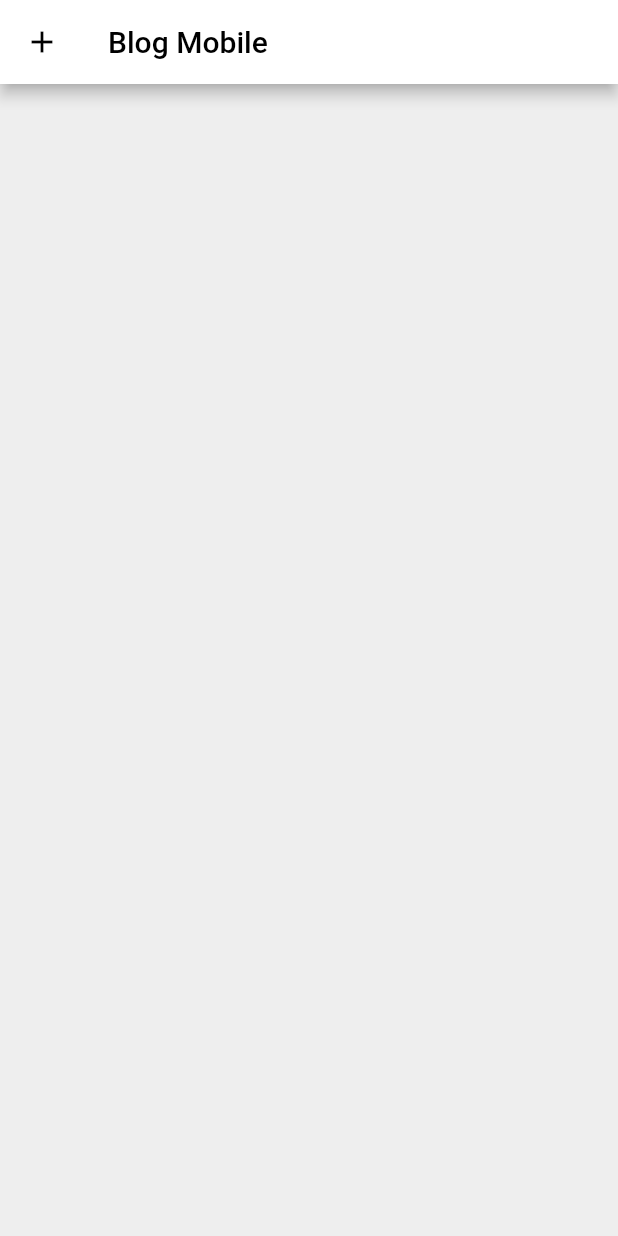
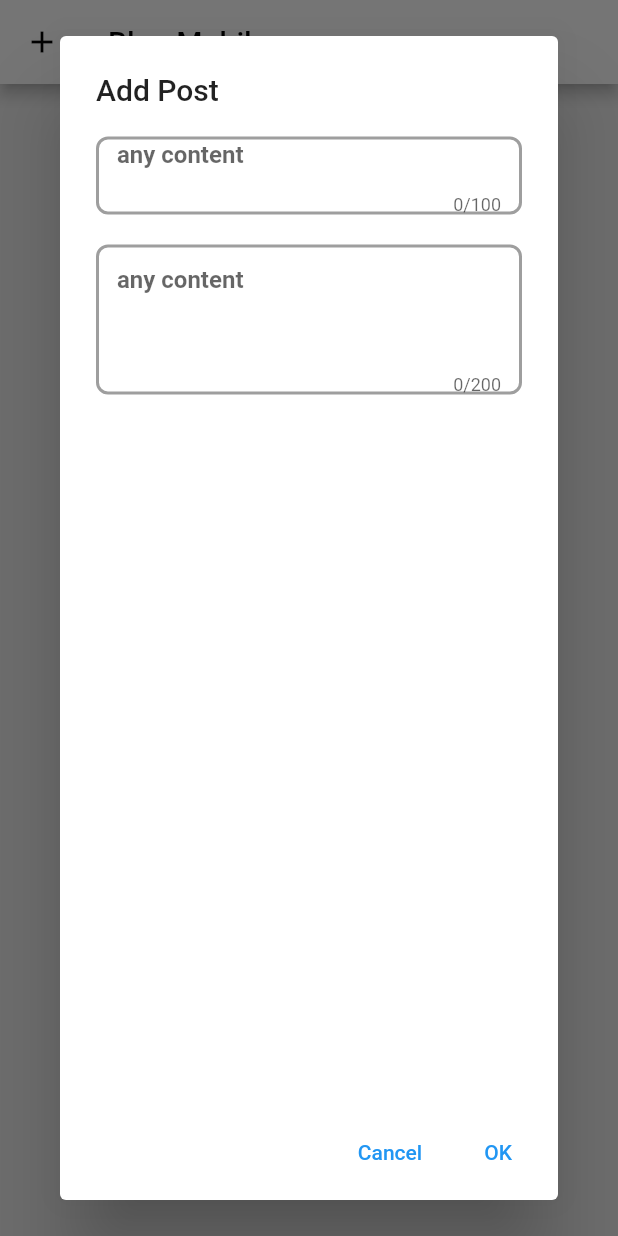
Before and after one commit to Amarin-AMR/blog_mobile, a Flutter app: the BlogPage screen opened directly, after a tap on the "add" icon, on a phone screen of 412 x 824 dp. Run offline on Flutter 3.47's test engine with Material 2 defaults, Android fonts, the phone set to English and light mode, and no system bars; our stand-ins replace dio, jwt_decoder, shared_preferences; accounts and stored records are empty; generated files the repository leaves out were written again; network calls fail.

Commit message:
make add post success

```diff
--- a/lib/main.dart
+++ b/lib/main.dart
@@ -25,7 +25,7 @@ class MyApp extends StatelessWidget {
         ),
         ChangeNotifierProvider(
           create: (_) => RegisViewModel(context: context),
-        )
+        ),
       ],
       child: MaterialApp(
         title: 'Flutter Demo',
--- a/lib/views/blog_page/screen.dart
+++ b/lib/views/blog_page/screen.dart
@@ -11,8 +11,133 @@ class BlogPage extends StatefulWidget {
 }
 
 class _BlogPageState extends State<BlogPage> {
+  Widget _addbutton(
+    BuildContext context, {
+    required BlogViewModel model,
+    required TextEditingController? titlecontroller,
+    required TextEditingController? contentcontroller,
+  }) {
+    return IconButton(
+      onPressed: () {
+        _dialogAddPost(
+          context,
+          model: model,
+          titlecontroller: titlecontroller,
+          contentcontroller: contentcontroller,
+        );
+      },
+      icon: const Icon(
+        Icons.add,
+        color: Colors.black,
+      ),
+    );
+  }
+
+  Future<String?> _dialogAddPost(
+    BuildContext context, {
+    required BlogViewModel model,
+    required TextEditingController? titlecontroller,
+    required TextEditingController? contentcontroller,
+  }) {
+    return showDialog<String>(
+      context: context,
+      builder: (BuildContext context) => AlertDialog(
+        title: const Text('Add Post'),
+        content: SizedBox(
+          width: 400,
+          child: Column(
+            children: [
+              _titlebox(model: model, titlecontroller: titlecontroller),
+              const SizedBox(
+                height: 20,
+              ),
+              _contentbox(model: model, contentcontroller: contentcontroller),
+            ],
+          ),
+        ),
+        actions: <Widget>[
+          TextButton(
+            onPressed: () => Navigator.pop(context, 'Cancel'),
+            child: const Text('Cancel'),
+          ),
+          TextButton(
+            onPressed: () {
+              model.addPost(model.title, model.content);
+
+              Navigator.pop(context, 'OK');
+            },
+            child: const Text('OK'),
+          ),
+        ],
+      ),
+    );
+  }
+
+  Widget _contentbox({
+    required BlogViewModel model,
+    required TextEditingController? contentcontroller,
+  }) {
+    return Container(
+      decoration: BoxDecoration(
+        border: Border.all(color: Colors.grey, width: 2.0),
+        borderRadius: const BorderRadius.all(
+          Radius.circular(8),
+        ),
+      ),
+      height: 100,
+      child: TextFormField(
+        keyboardType: TextInputType.multiline,
+        onChanged: (value) {
+          model.content = value;
+        },
+        decoration: const InputDecoration(
+          hintText: 'any content',
+          contentPadding: EdgeInsets.all(12),
+          border: InputBorder.none,
+        ),
+        cursorColor: Colors.black,
+        maxLines: 4,
+        maxLength: 200,
+        style: const TextStyle(
+            color: Color(0xff0166ff), fontWeight: FontWeight.bold),
+      ),
+    );
+  }
+
+  Widget _titlebox({
+    required BlogViewModel model,
+    required TextEditingController? titlecontroller,
+  }) {
+    return Container(
+      decoration: BoxDecoration(
+        border: Border.all(color: Colors.grey, width: 2.0),
+        borderRadius: const BorderRadius.all(
+          Radius.circular(8),
+        ),
+      ),
+      height: 52,
+      child: TextFormField(
+        onChanged: (value) {
+          model.title = value;
+        },
+        decoration: const InputDecoration(
+          hintText: 'any content',
+          contentPadding: EdgeInsets.all(12),
+          border: InputBorder.none,
+        ),
+        cursorColor: Colors.black,
+        maxLines: 1,
+        maxLength: 100,
+        style: const TextStyle(
+            color: Color(0xff0166ff), fontWeight: FontWeight.bold),
+      ),
+    );
+  }
+
   @override
   Widget build(BuildContext context) {
+    TextEditingController? titlecontroller;
+    TextEditingController? contentcontroller;
     return BaseScreen(
       initModel: (model) async {
         await model.postData();
@@ -21,12 +146,11 @@ class _BlogPageState extends State<BlogPage> {
         return Scaffold(
           backgroundColor: Colors.grey[200],
           appBar: AppBar(
-            leading: IconButton(
-              onPressed: () {},
-              icon: const Icon(
-                Icons.add,
-                color: Colors.black,
-              ),
+            leading: _addbutton(
+              context,
+              model: model,
+              titlecontroller: titlecontroller,
+              contentcontroller: contentcontroller,
             ),
             title: const Text(
               'Blog Mobile',
--- a/lib/views/blog_page/viewmodel.dart
+++ b/lib/views/blog_page/viewmodel.dart
@@ -11,20 +11,45 @@ class BlogViewModel extends BaseViewModel {
 
   BlogViewModel({required BuildContext context});
 
-  final String _token = '';
+  String _title = '';
+
+  String _content = '';
 
   List<PostModel>? _listPost;
 
   List<PostModel>? get listPost => _listPost ?? [];
 
+  String get title => _title;
+
+  String get content => _content;
+
+  set title(String value) {
+    _title = value;
+  }
+
+  set content(String value) {
+    _content = value;
+  }
+
   Future<void> postData() async {
     loading = true;
-    final SharedPreferences prefs = await SharedPreferences.getInstance();
-
-    final int? token = prefs.getInt('token');
     var response = await _postResponse.showPost();
     _listPost = response.listPost;
-    print(response);
+    // debugPrint(response);
+
+    loading = false;
+  }
+
+  Future<void> addPost(String title, String content) async {
+    loading = true;
+    final SharedPreferences prefs = await SharedPreferences.getInstance();
+    final int? token = prefs.getInt('token');
+
+    await _postResponse.createPost(title, content, token ?? 0);
+    var response = await _postResponse.showPost();
+    _listPost = response.listPost;
+
+    debugPrint('create success');
 
     loading = false;
   }
```
Also changed, not shown: lib/views/home_page/viewmodel.dart (deleted).
